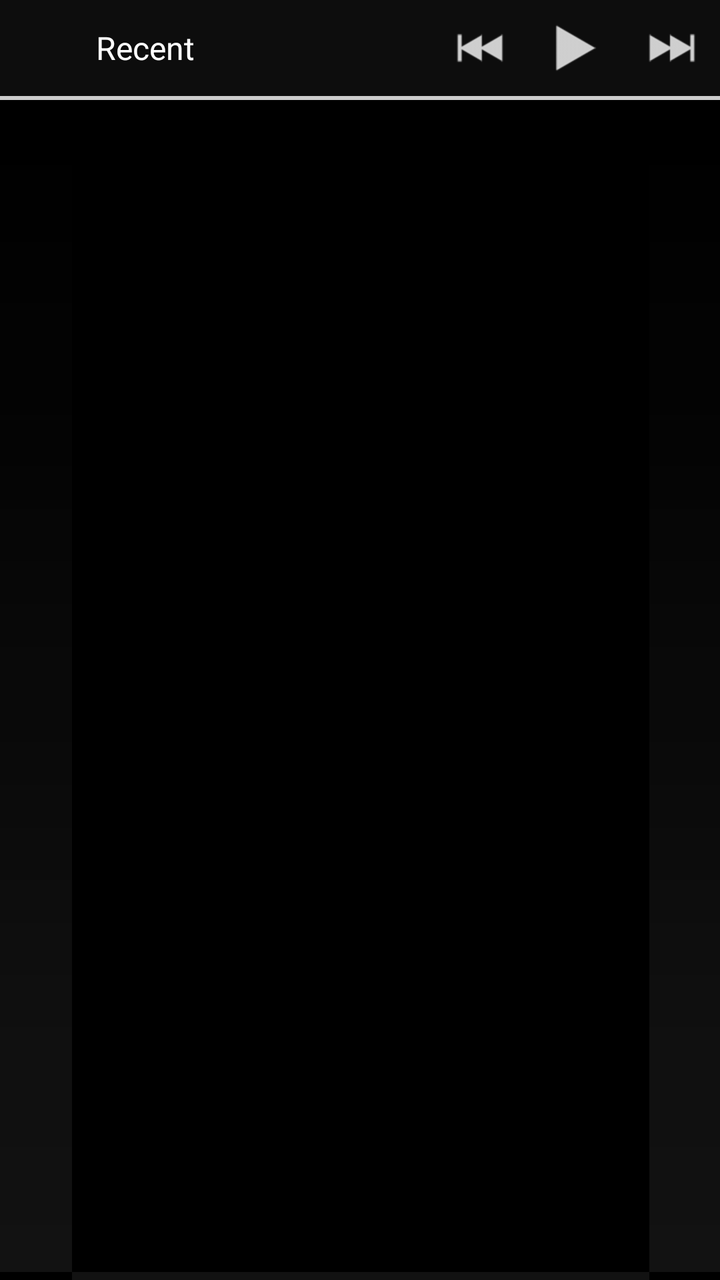
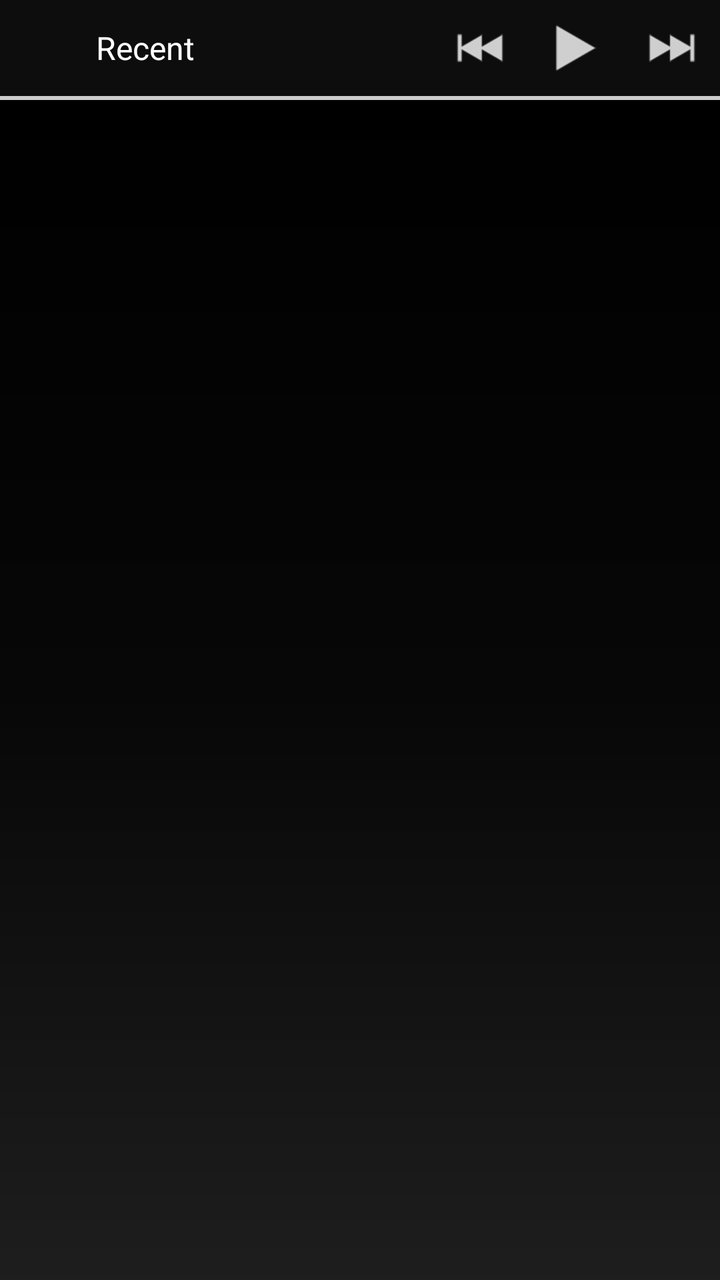

Compare the two renders of this Android layout. The source of the first and the diff that turns it into the second are given below.
<!-- AndroidManifest.xml: application theme Apollo.Theme.Dark -->
<!-- res/layout/app_widget_recents.xml -->
<?xml version="1.0" encoding="utf-8"?>
<RelativeLayout xmlns:android="http://schemas.android.com/apk/res/android"
	xmlns:tools="http://schemas.android.com/tools"
	android:layout_width="match_parent"
	android:layout_height="match_parent"
	android:layout_margin="0dp"
	tools:ignore="RelativeOverlap,ContentDescription">

	<RelativeLayout
		android:id="@+id/app_widget_recents_action_bar"
		android:layout_width="match_parent"
		android:layout_height="@dimen/app_widget_recents_action_bar_height"
		android:background="@color/action_bar_color">

		<ImageView
			android:id="@+id/app_widget_recents_icon"
			android:layout_width="@dimen/app_widget_recents_action_bar_icon_size"
			android:layout_height="@dimen/app_widget_recents_action_bar_icon_size"
			android:background="@android:color/transparent"
			android:layout_marginStart="@dimen/app_widget_recents_action_bar_icon_margin"
			android:layout_marginEnd="@dimen/app_widget_recents_action_bar_icon_margin"
			android:contentDescription="@string/app_name"
			android:layout_centerVertical="true"
			android:scaleType="centerInside"
			android:src="@mipmap/ic_launcher" />

		<TextView
			android:layout_width="wrap_content"
			android:layout_height="wrap_content"
			android:layout_centerVertical="true"
			android:layout_toEndOf="@+id/app_widget_recents_icon"
			android:layout_toStartOf="@id/app_widget_recents_previous"
			android:lines="1"
			android:text="@string/page_recent"
			android:textColor="@android:color/white"
			android:textSize="@dimen/text_size_medium" />

		<ImageButton
			android:id="@+id/app_widget_recents_previous"
			android:layout_width="@dimen/app_widget_recents_action_bar_height"
			android:layout_height="match_parent"
			android:background="@android:color/transparent"
			android:contentDescription="@null"
			android:layout_centerVertical="true"
			android:layout_toStartOf="@+id/app_widget_recents_play"
			android:scaleType="center"
			android:src="@drawable/btn_playback_previous" />

		<ImageButton
			android:id="@+id/app_widget_recents_play"
			android:layout_width="@dimen/app_widget_recents_action_bar_height"
			android:layout_height="match_parent"
			android:background="@android:color/transparent"
			android:layout_centerVertical="true"
			android:layout_toStartOf="@+id/app_widget_recents_next"
			android:scaleType="center"
			android:src="@drawable/btn_playback_play" />

		<ImageButton
			android:id="@+id/app_widget_recents_next"
			android:layout_width="@dimen/app_widget_recents_action_bar_height"
			android:layout_height="match_parent"
			android:background="@android:color/transparent"
			android:contentDescription="@null"
			android:layout_alignParentEnd="true"
			android:layout_centerVertical="true"
			android:scaleType="center"
			android:src="@drawable/btn_playback_next" />

	</RelativeLayout>

	<ImageView
		android:id="@+id/colorstrip"
		android:layout_width="match_parent"
		android:layout_height="@dimen/colorstrip_height"
		android:background="@color/transparent_white"
		android:contentDescription="@null"
		android:layout_below="@+id/app_widget_recents_action_bar" />

	<ListView
		android:id="@+id/app_widget_recents_list"
		android:layout_width="match_parent"
		android:layout_height="match_parent"
		android:background="@drawable/appwidget_bg"
		android:cacheColorHint="@android:color/transparent"
		android:layout_below="@+id/colorstrip"
		android:layout_centerVertical="true" />

</RelativeLayout>
<!-- resources referenced by this layout -->
<resources>
  <color name="action_bar_color">#ff0d0d0d</color>
  <color name="transparent_white">#ffcccccc</color>
  <dimen name="app_widget_recents_action_bar_height">48.0dp</dimen>
  <dimen name="app_widget_recents_action_bar_icon_margin">8.0dp</dimen>
  <dimen name="app_widget_recents_action_bar_icon_size">32.0dp</dimen>
  <dimen name="colorstrip_height">2.0dp</dimen>
  <dimen name="text_size_medium">16.0sp</dimen>
  <!-- drawable appwidget_bg: png bitmap (drawable-hdpi, 489 bytes) -->
  <!-- drawable btn_playback_next: png bitmap (drawable-hdpi, 1521 bytes) -->
  <!-- drawable btn_playback_play: png bitmap (drawable-hdpi, 1410 bytes) -->
  <!-- drawable btn_playback_previous: png bitmap (drawable-hdpi, 1503 bytes) -->
  <!-- mipmap ic_launcher (mipmap-anydpi-v26) -->
  <?xml version="1.0" encoding="utf-8"?>
  <adaptive-icon xmlns:android="http://schemas.android.com/apk/res/android">
  	<background android:drawable="@color/ic_launcher_background" />
  	<foreground android:drawable="@drawable/ic_launcher_foreground" />
  	<monochrome android:drawable="@drawable/ic_launcher_monochrome" />
  </adaptive-icon>
  <string name="app_name" translatable="false">Apollo</string>
  <string name="page_recent">Recent</string>
  <style name="Apollo.Theme.Dark" parent="Theme.AppCompat.NoActionBar">
  		<item name="android:colorPrimaryDark">@color/apollo_dark</item>
  		<item name="android:windowActionBar">false</item>
  		<item name="android:windowNoTitle">true</item>
  		<item name="android:colorAccent">@android:color/white</item>
  		<item name="android:colorBackground">@android:color/black</item>
  		<item name="android:windowContentOverlay">@null</item>
  		<item name="android:windowAnimationStyle">@style/TransactionPending</item>
  		<item name="android:navigationBarColor">@android:color/black</item>
  		<item name="android:fitsSystemWindows">true</item>
  	</style>
  <color name="ic_launcher_background">#2E3E49</color>
  <!-- drawable ic_launcher_foreground: vector/xml drawable (drawable, 2440 chars, omitted) -->
  <!-- drawable ic_launcher_monochrome (drawable) -->
  <vector xmlns:android="http://schemas.android.com/apk/res/android"
  	android:width="108dp"
  	android:height="108dp"
  	android:viewportWidth="108"
  	android:viewportHeight="108">
  	<path
  		android:pathData="m32.76,66.18c-0.95,-3.24 -1.9,-6.49 -1.86,-11.47 0.04,-4.98 1.08,-11.68 3.72,-16.2 2.64,-4.52 6.89,-6.85 10.5,-8.01 3.61,-1.16 6.58,-1.15 9.55,-1.14"
  		android:strokeWidth="5.3609"
  		android:strokeColor="#000" />
  	<path
  		android:pathData="m75.24,66.18c0.95,-3.24 1.9,-6.49 1.86,-11.47 -0.04,-4.98 -1.08,-11.68 -3.67,-16.2 -2.59,-4.52 -6.74,-6.84 -10.43,-8 -3.68,-1.16 -6.89,-1.16 -10.1,-1.15"
  		android:strokeWidth="5.361"
  		android:strokeColor="#000" />
  	<path
  		android:fillColor="#000"
  		android:pathData="m44.92,76.99a12.96,10.74 77.74,0 1,-14.14 -8.22,12.96 10.74,77.74 0,1 5.77,-16.22" />
  	<path
  		android:fillColor="#000"
  		android:pathData="m63.08,76.99a10.74,12.96 12.26,0 0,14.14 -8.22,10.74 12.96,12.26 0,0 -5.77,-16.22" />
  	<path
  		android:pathData="m40.06,52.85 l7.37,21.57z"
  		android:strokeWidth="4.8873"
  		android:strokeColor="#000"
  		android:strokeLineJoin="round" />
  	<path
  		android:pathData="m67.94,52.85 l-7.37,21.57z"
  		android:strokeWidth="4.8866"
  		android:strokeColor="#000"
  		android:strokeLineJoin="round" />
  </vector>
  <color name="apollo_dark">#ff0a0a0a</color>
  <style name="TransactionPending" parent="@android:style/Animation">
  		<item name="android:activityOpenEnterAnimation">@android:anim/fade_in</item>
  		<item name="android:activityOpenExitAnimation">@android:anim/fade_out</item>
  		<item name="android:activityCloseEnterAnimation">@android:anim/fade_in</item>
  		<item name="android:activityCloseExitAnimation">@android:anim/fade_out</item>
  	</style>
</resources>

<!-- the commit's change to res/layout/app_widget_recents.xml (unified diff, before → after) -->
@@ -1,10 +1,10 @@
 <?xml version="1.0" encoding="utf-8"?>
-<RelativeLayout xmlns:android="http://schemas.android.com/apk/res/android"
+<LinearLayout xmlns:android="http://schemas.android.com/apk/res/android"
 	xmlns:tools="http://schemas.android.com/tools"
 	android:layout_width="match_parent"
 	android:layout_height="match_parent"
 	android:layout_margin="0dp"
-	tools:ignore="RelativeOverlap,ContentDescription">
+	android:orientation="vertical">
 
 	<RelativeLayout
 		android:id="@+id/app_widget_recents_action_bar"
@@ -16,7 +16,6 @@
 			android:id="@+id/app_widget_recents_icon"
 			android:layout_width="@dimen/app_widget_recents_action_bar_icon_size"
 			android:layout_height="@dimen/app_widget_recents_action_bar_icon_size"
-			android:background="@android:color/transparent"
 			android:layout_marginStart="@dimen/app_widget_recents_action_bar_icon_margin"
 			android:layout_marginEnd="@dimen/app_widget_recents_action_bar_icon_margin"
 			android:contentDescription="@string/app_name"
@@ -54,7 +53,8 @@
 			android:layout_centerVertical="true"
 			android:layout_toStartOf="@+id/app_widget_recents_next"
 			android:scaleType="center"
-			android:src="@drawable/btn_playback_play" />
+			android:src="@drawable/btn_playback_play"
+			tools:ignore="ContentDescription" />
 
 		<ImageButton
 			android:id="@+id/app_widget_recents_next"
@@ -74,16 +74,13 @@
 		android:layout_width="match_parent"
 		android:layout_height="@dimen/colorstrip_height"
 		android:background="@color/transparent_white"
-		android:contentDescription="@null"
-		android:layout_below="@+id/app_widget_recents_action_bar" />
+		android:contentDescription="@null" />
 
 	<ListView
 		android:id="@+id/app_widget_recents_list"
 		android:layout_width="match_parent"
 		android:layout_height="match_parent"
-		android:background="@drawable/appwidget_bg"
-		android:cacheColorHint="@android:color/transparent"
-		android:layout_below="@+id/colorstrip"
-		android:layout_centerVertical="true" />
+		android:background="@drawable/widget_background"
+		android:cacheColorHint="@android:color/transparent" />
 
-</RelativeLayout>
+</LinearLayout>
<!-- resource entries referenced after the edit -->
@@ -7,10 +7,19 @@
   <dimen name="app_widget_recents_action_bar_icon_size">32.0dp</dimen>
   <dimen name="colorstrip_height">2.0dp</dimen>
   <dimen name="text_size_medium">16.0sp</dimen>
-  <!-- drawable appwidget_bg: png bitmap (drawable-hdpi, 489 bytes) -->
   <!-- drawable btn_playback_next: png bitmap (drawable-hdpi, 1521 bytes) -->
   <!-- drawable btn_playback_play: png bitmap (drawable-hdpi, 1410 bytes) -->
   <!-- drawable btn_playback_previous: png bitmap (drawable-hdpi, 1503 bytes) -->
+  <!-- drawable widget_background (drawable) -->
+  <?xml version="1.0" encoding="utf-8"?>
+  <shape xmlns:android="http://schemas.android.com/apk/res/android">
+  	<gradient
+  		android:type="linear"
+  		android:angle="270"
+  		android:startColor="#df000000"
+  		android:centerColor="#df080808"
+  		android:endColor="#df222222" />
+  </shape>
   <!-- mipmap ic_launcher (mipmap-anydpi-v26) -->
   <?xml version="1.0" encoding="utf-8"?>
   <adaptive-icon xmlns:android="http://schemas.android.com/apk/res/android">
